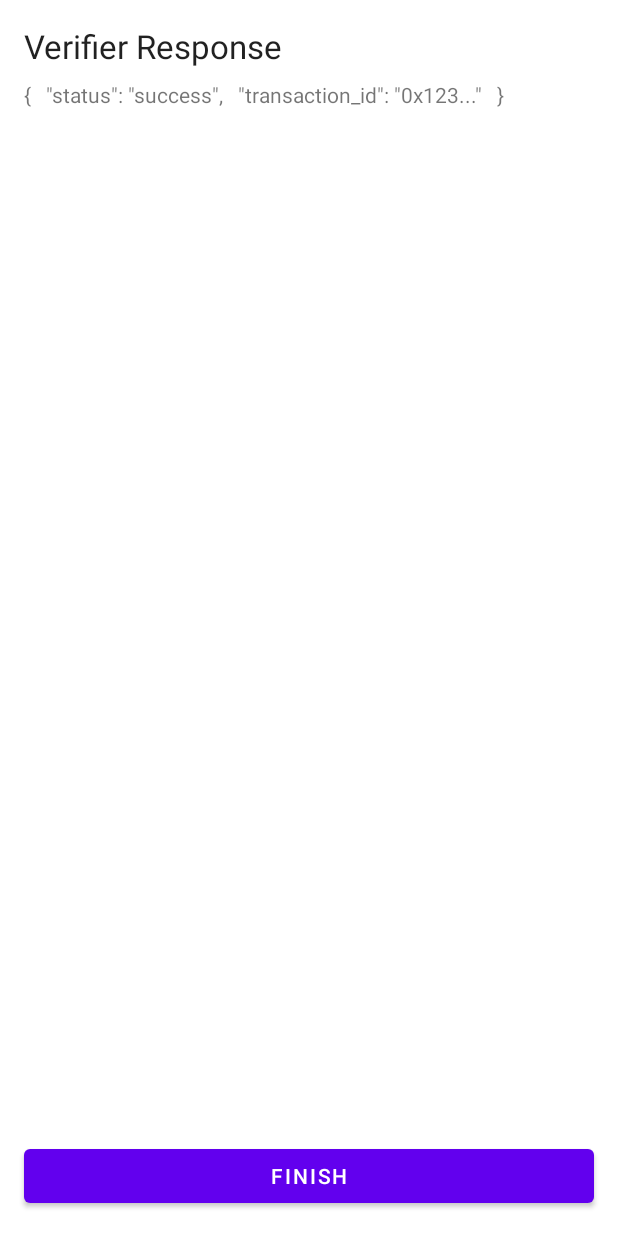
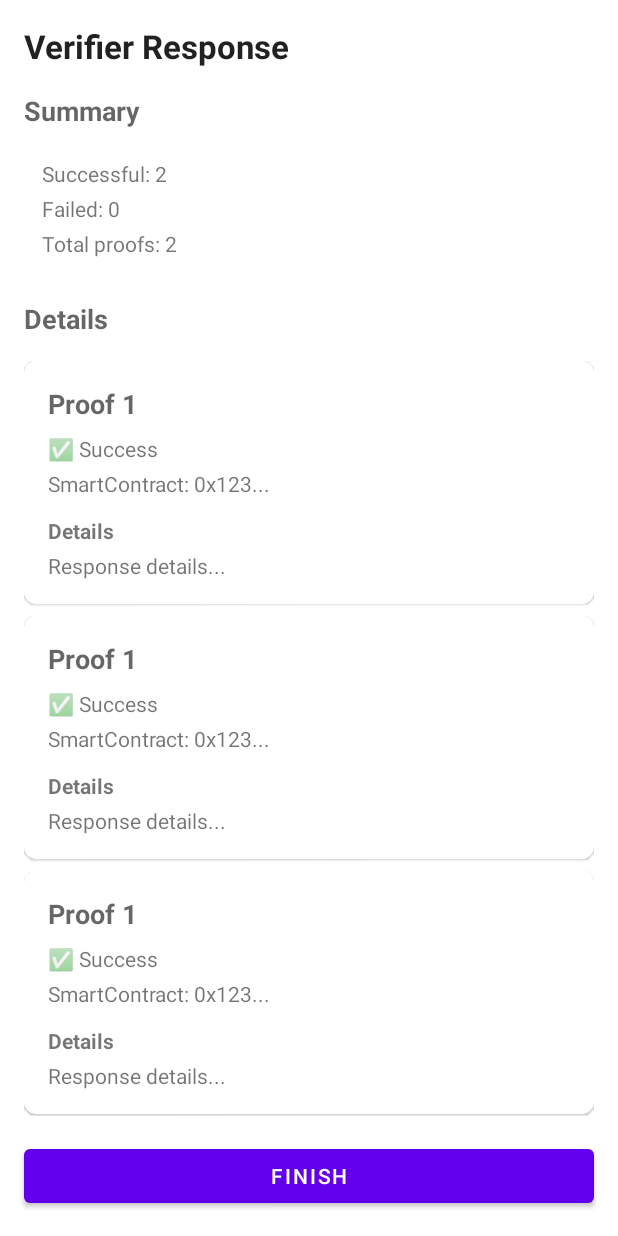
Before and after one commit to yamdan/anastasia, an Android app: the layout fragment_smart_contract_completed.xml on its own in the app's theme, with its tools: preview values and no code run, on a phone screen of 412 x 824 dp. Run offline under Robolectric (Android 15) with nearby library versions, the phone set to English and light mode, and no system bars.

Commit message:
Improved display for easier viewing of Verifier responses.

```diff
--- a/android/v2/app/src/main/res/layout/fragment_smart_contract_completed.xml
+++ b/android/v2/app/src/main/res/layout/fragment_smart_contract_completed.xml
@@ -15,32 +15,89 @@
         android:layout_marginEnd="16dp"
         android:text="Verifier Response"
         android:textAppearance="@style/TextAppearance.AppCompat.Large"
+        android:textStyle="bold"
         app:layout_constraintEnd_toEndOf="parent"
         app:layout_constraintStart_toStartOf="parent"
         app:layout_constraintTop_toTopOf="parent" />
 
-    <ScrollView
-        android:id="@+id/scrollView_response"
+    <TextView
+        android:id="@+id/textView_summary_label"
+        android:layout_width="0dp"
+        android:layout_height="wrap_content"
+        android:layout_marginStart="16dp"
+        android:layout_marginTop="16dp"
+        android:layout_marginEnd="16dp"
+        android:text="Summary"
+        android:textAppearance="@style/TextAppearance.AppCompat.Medium"
+        android:textStyle="bold"
+        app:layout_constraintEnd_toEndOf="parent"
+        app:layout_constraintStart_toStartOf="parent"
+        app:layout_constraintTop_toBottomOf="@+id/textView_response_label" />
+
+    <LinearLayout
+        android:id="@+id/layout_summary"
+        android:layout_width="0dp"
+        android:layout_height="wrap_content"
+        android:layout_marginStart="16dp"
+        android:layout_marginTop="8dp"
+        android:layout_marginEnd="16dp"
+        android:orientation="vertical"
+        android:padding="12dp"
+        app:layout_constraintEnd_toEndOf="parent"
+        app:layout_constraintStart_toStartOf="parent"
+        app:layout_constraintTop_toBottomOf="@+id/textView_summary_label">
+
+        <TextView
+            android:id="@+id/textView_successful_count"
+            android:layout_width="wrap_content"
+            android:layout_height="wrap_content"
+            android:textAppearance="@style/TextAppearance.AppCompat.Small"
+            tools:text="Successful: 2" />
+
+        <TextView
+            android:id="@+id/textView_failed_count"
+            android:layout_width="wrap_content"
+            android:layout_height="wrap_content"
+            android:layout_marginTop="4dp"
+            android:textAppearance="@style/TextAppearance.AppCompat.Small"
+            tools:text="Failed: 0" />
+
+        <TextView
+            android:id="@+id/textView_total_count"
+            android:layout_width="wrap_content"
+            android:layout_height="wrap_content"
+            android:layout_marginTop="4dp"
+            android:textAppearance="@style/TextAppearance.AppCompat.Small"
+            tools:text="Total proofs: 2" />
+    </LinearLayout>
+
+    <TextView
+        android:id="@+id/textView_detail_label"
+        android:layout_width="0dp"
+        android:layout_height="wrap_content"
+        android:layout_marginStart="16dp"
+        android:layout_marginTop="16dp"
+        android:layout_marginEnd="16dp"
+        android:text="Details"
+        android:textAppearance="@style/TextAppearance.AppCompat.Medium"
+        android:textStyle="bold"
+        app:layout_constraintEnd_toEndOf="parent"
+        app:layout_constraintStart_toStartOf="parent"
+        app:layout_constraintTop_toBottomOf="@+id/layout_summary" />
+
+    <androidx.recyclerview.widget.RecyclerView
+        android:id="@+id/recyclerView_proofs"
         android:layout_width="0dp"
         android:layout_height="0dp"
         android:layout_marginStart="16dp"
-        android:layout_marginTop="8dp"
+        android:layout_marginTop="16dp"
         android:layout_marginEnd="16dp"
         android:layout_marginBottom="16dp"
         app:layout_constraintBottom_toTopOf="@+id/button_finish"
         app:layout_constraintEnd_toEndOf="parent"
         app:layout_constraintStart_toStartOf="parent"
-        app:layout_constraintTop_toBottomOf="@+id/textView_response_label">
-
-        <TextView
-            android:id="@+id/textView_response_data"
-            android:layout_width="match_parent"
-            android:layout_height="wrap_content"
-            tools:text="{
- &quot;status&quot;: &quot;success&quot;,
- &quot;transaction_id&quot;: &quot;0x123...&quot;
- }" />
-    </ScrollView>
+        app:layout_constraintTop_toBottomOf="@+id/textView_detail_label"
+        tools:listitem="@layout/item_proof_verification_result" />
 
     <Button
         android:id="@+id/button_finish"
--- /dev/null
+++ b/android/v2/app/src/main/res/layout/item_proof_verification_result.xml
@@ -0,0 +1,61 @@
+<?xml version="1.0" encoding="utf-8"?>
+<androidx.cardview.widget.CardView xmlns:android="http://schemas.android.com/apk/res/android"
+    xmlns:app="http://schemas.android.com/apk/res-auto"
+    xmlns:tools="http://schemas.android.com/tools"
+    android:layout_width="match_parent"
+    android:layout_height="wrap_content"
+    android:layout_marginBottom="8dp"
+    app:cardCornerRadius="8dp"
+    app:cardElevation="1dp">
+
+    <LinearLayout
+        android:layout_width="match_parent"
+        android:layout_height="wrap_content"
+        android:orientation="vertical"
+        android:padding="16dp">
+
+        <TextView
+            android:id="@+id/textView_proof_number"
+            android:layout_width="wrap_content"
+            android:layout_height="wrap_content"
+            android:textAppearance="@style/TextAppearance.AppCompat.Medium"
+            android:textStyle="bold"
+            tools:text="Proof 1" />
+
+        <TextView
+            android:id="@+id/textView_status"
+            android:layout_width="wrap_content"
+            android:layout_height="wrap_content"
+            android:layout_marginTop="8dp"
+            android:textAppearance="@style/TextAppearance.AppCompat.Small"
+            tools:text="✅ Success" />
+
+        <TextView
+            android:id="@+id/textView_smart_contract"
+            android:layout_width="wrap_content"
+            android:layout_height="wrap_content"
+            android:layout_marginTop="4dp"
+            android:textAppearance="@style/TextAppearance.AppCompat.Small"
+            tools:text="SmartContract: 0x123..." />
+
+        <TextView
+            android:id="@+id/textView_details_label"
+            android:layout_width="wrap_content"
+            android:layout_height="wrap_content"
+            android:layout_marginTop="12dp"
+            android:text="Details"
+            android:textAppearance="@style/TextAppearance.AppCompat.Small"
+            android:textStyle="bold" />
+
+        <TextView
+            android:id="@+id/textView_details"
+            android:layout_width="match_parent"
+            android:layout_height="wrap_content"
+            android:layout_marginTop="4dp"
+            android:textAppearance="@style/TextAppearance.AppCompat.Small"
+            android:textIsSelectable="true"
+            tools:text="Response details..." />
+
+    </LinearLayout>
+
+</androidx.cardview.widget.CardView>
```
Also changed, not shown: android/v2/app/src/main/java/org/ethtokyo/hackathon/anastasia/ui/smartcontractcompleted/ProofVerificationResult.kt (added, +9 -0 lines), android/v2/app/src/main/java/org/ethtokyo/hackathon/anastasia/ui/smartcontractcompleted/ProofVerificationResultAdapter.kt (added, +95 -0 lines), android/v2/app/src/main/java/org/ethtokyo/hackathon/anastasia/ui/smartcontractcompleted/SmartContractCompletedFragment.kt (+35 -92 lines).
